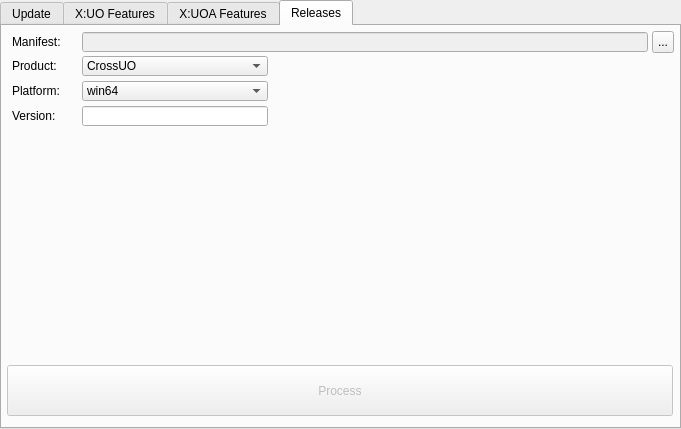
Before: the Qt Designer form managerwindow.ui in jokker23/OrionLauncher, drawn with Qt 5.
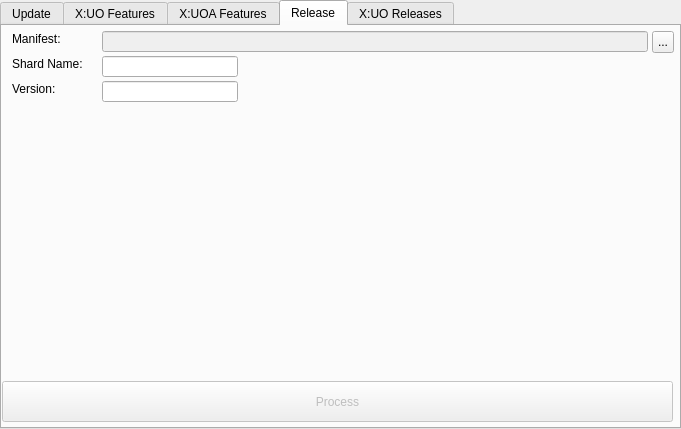
After: the same form once the commit is applied. The open tabs and pages were chosen to show the change.

Commit message: Rename release to X:UO release hide when release, add the tab for shard owner

```diff
--- a/managerwindow.ui
+++ b/managerwindow.ui
@@ -882,7 +882,113 @@
       </widget>
       <widget class="QWidget" name="tb_ReleaseManager">
        <attribute name="title">
-        <string>Releases</string>
+        <string>Release</string>
+       </attribute>
+       <widget class="QLabel" name="lbl0">
+        <property name="geometry">
+         <rect>
+          <x>10</x>
+          <y>5</y>
+          <width>59</width>
+          <height>16</height>
+         </rect>
+        </property>
+        <property name="text">
+         <string>Manifest:</string>
+        </property>
+       </widget>
+       <widget class="QLabel" name="label_2">
+        <property name="geometry">
+         <rect>
+          <x>10</x>
+          <y>30</y>
+          <width>86</width>
+          <height>16</height>
+         </rect>
+        </property>
+        <property name="text">
+         <string>Shard Name:</string>
+        </property>
+       </widget>
+       <widget class="QLabel" name="label_3">
+        <property name="geometry">
+         <rect>
+          <x>10</x>
+          <y>55</y>
+          <width>59</width>
+          <height>16</height>
+         </rect>
+        </property>
+        <property name="text">
+         <string>Version:</string>
+        </property>
+       </widget>
+       <widget class="QPushButton" name="pb_ShardProcess">
+        <property name="enabled">
+         <bool>false</bool>
+        </property>
+        <property name="geometry">
+         <rect>
+          <x>0</x>
+          <y>355</y>
+          <width>671</width>
+          <height>41</height>
+         </rect>
+        </property>
+        <property name="text">
+         <string>Process</string>
+        </property>
+       </widget>
+       <widget class="QLineEdit" name="le_ShardReleasePath">
+        <property name="enabled">
+         <bool>false</bool>
+        </property>
+        <property name="geometry">
+         <rect>
+          <x>100</x>
+          <y>5</y>
+          <width>546</width>
+          <height>21</height>
+         </rect>
+        </property>
+       </widget>
+       <widget class="QLineEdit" name="le_ShardName">
+        <property name="geometry">
+         <rect>
+          <x>100</x>
+          <y>30</y>
+          <width>136</width>
+          <height>21</height>
+         </rect>
+        </property>
+       </widget>
+       <widget class="QLineEdit" name="le_ShardVersion">
+        <property name="geometry">
+         <rect>
+          <x>100</x>
+          <y>55</y>
+          <width>136</width>
+          <height>21</height>
+         </rect>
+        </property>
+       </widget>
+       <widget class="QToolButton" name="tb_SetShardReleasePath">
+        <property name="geometry">
+         <rect>
+          <x>650</x>
+          <y>5</y>
+          <width>22</width>
+          <height>22</height>
+         </rect>
+        </property>
+        <property name="text">
+         <string>...</string>
+        </property>
+       </widget>
+      </widget>
+      <widget class="QWidget" name="tb_XUOReleaseManager">
+       <attribute name="title">
+        <string>X:UO Releases</string>
        </attribute>
        <widget class="QLineEdit" name="le_ReleasePath">
         <property name="enabled">
```
The commit also changes 1 other file.
